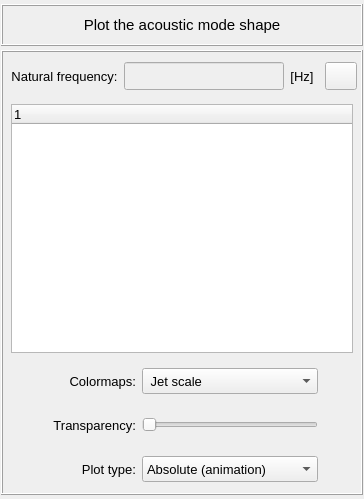
The window that vibra/interface/data/ui_files/plots/acoustic/acoustic_mode_shape_inputs.ui (MOPT-UFSC/VIBRA) describes before a commit, drawn with Qt 5.
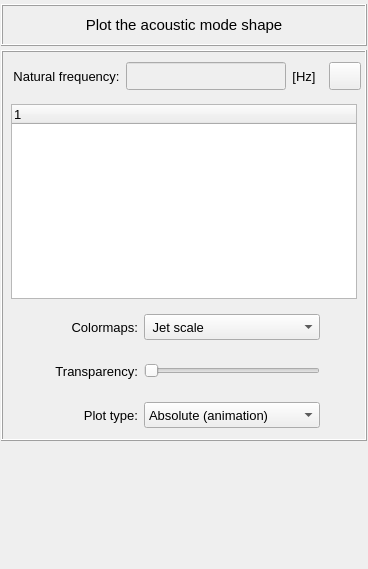
The same window after the commit. Icons and pictures are not drawn.

Commit message: Add a QFrame container for the animation widget to the ui files

```diff
--- a/vibra/interface/data/ui_files/plots/acoustic/acoustic_mode_shape_inputs.ui
+++ b/vibra/interface/data/ui_files/plots/acoustic/acoustic_mode_shape_inputs.ui
@@ -6,8 +6,8 @@
    <rect>
     <x>0</x>
     <y>0</y>
-    <width>364</width>
-    <height>499</height>
+    <width>368</width>
+    <height>569</height>
    </rect>
   </property>
   <property name="windowTitle">
@@ -86,7 +86,6 @@
          <font>
           <family>MS Shell Dlg 2</family>
           <pointsize>11</pointsize>
-          <weight>50</weight>
           <italic>false</italic>
           <bold>false</bold>
          </font>
@@ -609,7 +608,6 @@
             <font>
              <family>MS Shell Dlg 2</family>
              <pointsize>10</pointsize>
-             <weight>50</weight>
              <italic>false</italic>
              <bold>false</bold>
             </font>
@@ -690,7 +688,6 @@
             <font>
              <family>MS Shell Dlg 2</family>
              <pointsize>10</pointsize>
-             <weight>50</weight>
              <bold>false</bold>
             </font>
            </property>
@@ -736,7 +733,6 @@
             <font>
              <family>MS Shell Dlg 2</family>
              <pointsize>10</pointsize>
-             <weight>50</weight>
              <italic>false</italic>
              <bold>false</bold>
             </font>
@@ -767,7 +763,6 @@
             <font>
              <family>MS Shell Dlg 2</family>
              <pointsize>10</pointsize>
-             <weight>50</weight>
              <bold>false</bold>
             </font>
            </property>
@@ -830,6 +825,22 @@
      </layout>
     </widget>
    </item>
+   <item row="2" column="0">
+    <widget class="QFrame" name="frame_animation">
+     <property name="minimumSize">
+      <size>
+       <width>0</width>
+       <height>120</height>
+      </size>
+     </property>
+     <property name="frameShape">
+      <enum>QFrame::Shape::NoFrame</enum>
+     </property>
+     <property name="frameShadow">
+      <enum>QFrame::Shadow::Raised</enum>
+     </property>
+    </widget>
+   </item>
   </layout>
  </widget>
  <tabstops>
```
Left out of the diff: 66 changed lines with no effect on the pictures. The commit also changes 8 other files.
